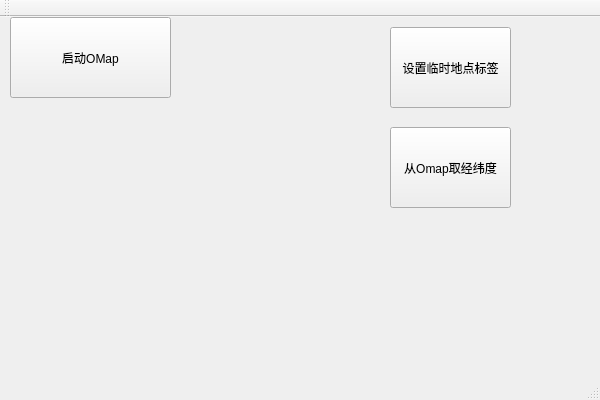
The window that OmapIPC/qmainwindow.ui (Anguskk/OmapInterface) describes before a commit, drawn with Qt 5.
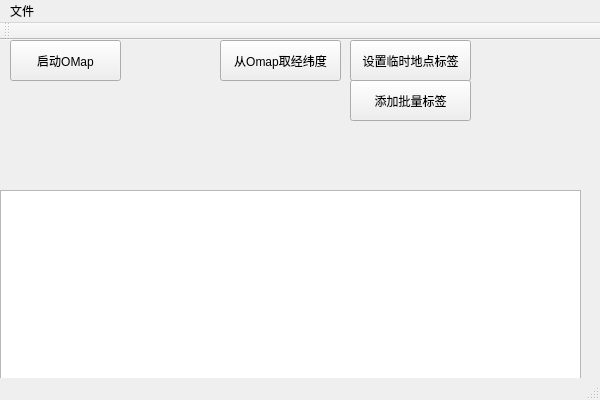
The same window after the commit.

Commit message: 完成循环批量标签增加，速度慢

What changed in the file:
```diff
--- a/OmapIPC/qmainwindow.ui
+++ b/OmapIPC/qmainwindow.ui
@@ -19,8 +19,8 @@
      <rect>
       <x>10</x>
       <y>0</y>
-      <width>161</width>
-      <height>81</height>
+      <width>111</width>
+      <height>41</height>
      </rect>
     </property>
     <property name="text">
@@ -36,10 +36,10 @@
    <widget class="QPushButton" name="pushButton2">
     <property name="geometry">
      <rect>
-      <x>390</x>
-      <y>10</y>
+      <x>350</x>
+      <y>0</y>
       <width>121</width>
-      <height>81</height>
+      <height>41</height>
      </rect>
     </property>
     <property name="text">
@@ -49,16 +49,39 @@
    <widget class="QPushButton" name="pushButton3">
     <property name="geometry">
      <rect>
-      <x>390</x>
-      <y>110</y>
+      <x>220</x>
+      <y>0</y>
       <width>121</width>
-      <height>81</height>
+      <height>41</height>
      </rect>
     </property>
     <property name="text">
      <string>从Omap取经纬度</string>
     </property>
    </widget>
+   <widget class="QTextBrowser" name="textBrowser">
+    <property name="geometry">
+     <rect>
+      <x>0</x>
+      <y>150</y>
+      <width>581</width>
+      <height>192</height>
+     </rect>
+    </property>
+   </widget>
+   <widget class="QPushButton" name="pushButton5">
+    <property name="geometry">
+     <rect>
+      <x>350</x>
+      <y>40</y>
+      <width>121</width>
+      <height>41</height>
+     </rect>
+    </property>
+    <property name="text">
+     <string>添加批量标签</string>
+    </property>
+   </widget>
   </widget>
   <widget class="QMenuBar" name="menuBar">
    <property name="geometry">
@@ -69,6 +92,14 @@
      <height>23</height>
     </rect>
    </property>
+   <widget class="QMenu" name="menuFIle">
+    <property name="title">
+     <string>文件</string>
+    </property>
+    <addaction name="actionOpen"/>
+    <addaction name="actionSave"/>
+   </widget>
+   <addaction name="menuFIle"/>
   </widget>
   <widget class="QToolBar" name="mainToolBar">
    <attribute name="toolBarArea">
```
Left out of the diff: 60 changed lines with no effect on the pictures. The commit also changes 9 other files.
